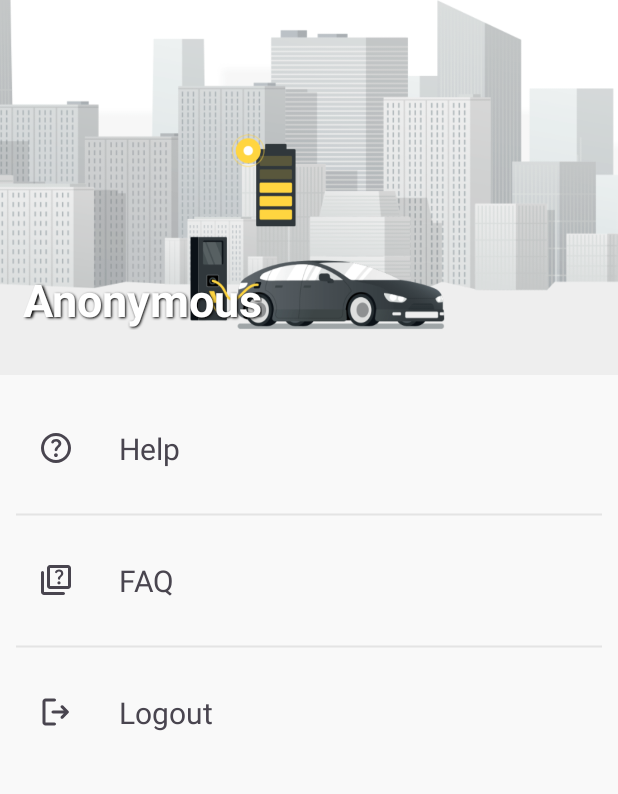
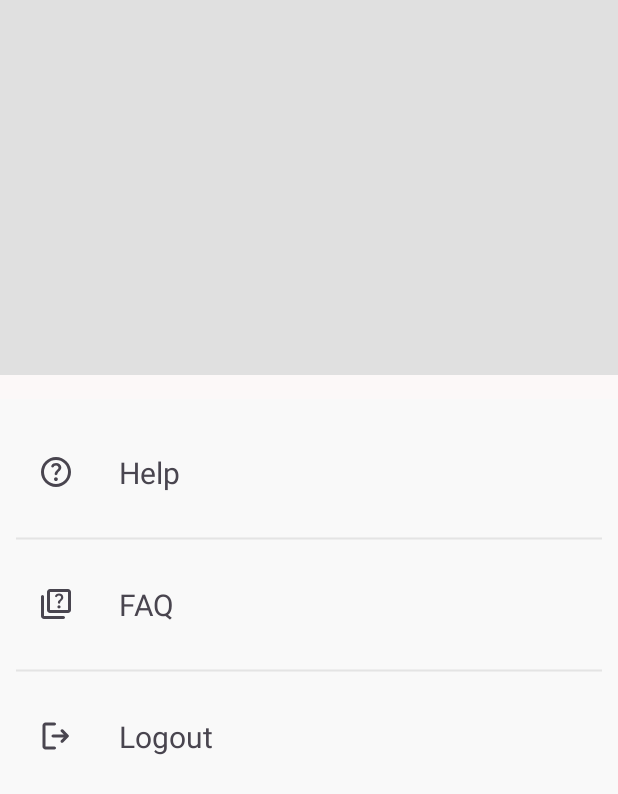
Before and after one commit to Than0s-op/ParkPilot_Business, an Android app: the layout setting.xml on its own in the app's theme, with its tools: preview values and no code run, on a phone screen of 412 x 824 dp. Shown: the top 794 px of the screen. Run offline under Robolectric (Android 15) with nearby library versions, the phone set to English and light mode, and no system bars.

Commit message:
shimmer effect added in settings

```diff
--- a/app/src/main/res/layout/setting.xml
+++ b/app/src/main/res/layout/setting.xml
@@ -17,13 +17,38 @@
             android:layout_height="match_parent"
             app:layout_scrollFlags="scroll|exitUntilCollapsed">
 
+            <com.facebook.shimmer.ShimmerFrameLayout
+                android:id="@+id/shimmerLayout"
+                android:layout_width="match_parent"
+                android:layout_height="wrap_content"
+                android:layout_gravity="center"
+                app:shimmer_auto_start="true">
+
+                <!-- Placeholder ImageView with shimmer effect -->
+                <View
+                    android:layout_width="match_parent"
+                    android:layout_height="250dp"
+                    android:layout_marginBottom="16dp"
+                    android:background="#E0E0E0" />
+
+                <!-- Placeholder TextView with shimmer effect -->
+                <View
+                    android:layout_width="wrap_content"
+                    android:layout_height="30dp"
+                    android:layout_marginHorizontal="15dp"
+                    android:layout_marginVertical="10dp"
+                    android:background="#E0E0E0" />
+
+            </com.facebook.shimmer.ShimmerFrameLayout>
+
             <ImageView
                 android:id="@+id/imageViewProfilePicture"
                 android:layout_width="match_parent"
                 android:layout_height="250dp"
                 android:background="@color/black"
                 android:scaleType="centerCrop"
-                android:src="@drawable/car_park" />
+                android:src="@drawable/car_park"
+                android:visibility="gone" />
 
             <TextView
                 android:id="@+id/textViewUserName"
@@ -39,7 +64,8 @@
                 android:text="Anonymous"
                 android:textColor="@android:color/white"
                 android:textSize="30sp"
-                android:textStyle="bold" />
+                android:textStyle="bold"
+                android:visibility="gone" />
 
             <androidx.appcompat.widget.Toolbar
                 android:layout_width="match_parent"
```
Also changed, not shown: app/build.gradle.kts (+8 -5 lines), app/src/main/java/com/application/parkpilotreg/activity/Setting.kt (+10 -1 lines), app/src/main/java/com/application/parkpilotreg/viewModel/ProfileViewModel.kt (+11 -3 lines), gradle/libs.versions.toml (+8 -0 lines).
